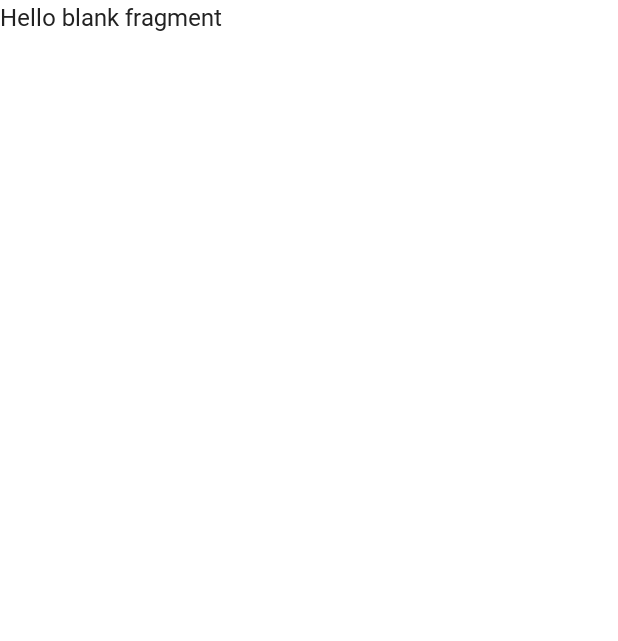
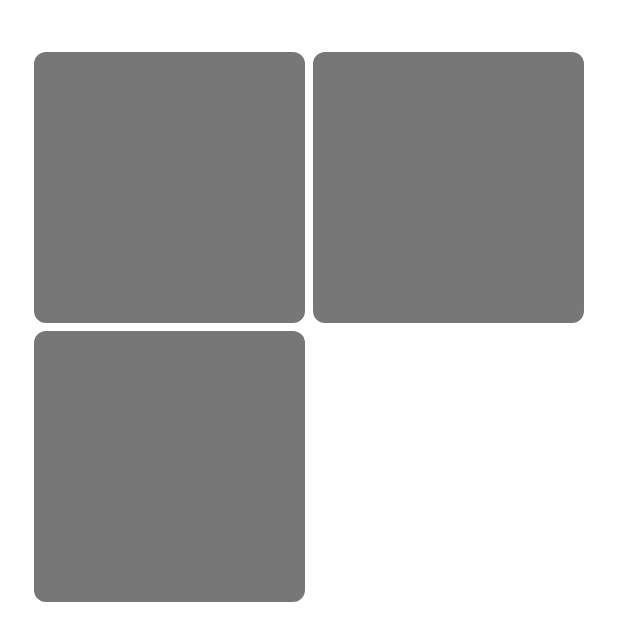
Before and after one commit to Favor-Gift-Reminder/Favor-Android2, an Android app: the layout fragment_search_gift.xml on its own in the app's theme, with its tools: preview values and no code run, on a phone screen of 412 x 824 dp. Shown: the top 641 px of the screen. Run offline under Robolectric (Android 15) with nearby library versions, the phone set to English and light mode, and no system bars.

Commit message:
Feat. FragmentSearchGift 구성

```diff
--- a/app/src/main/res/layout/fragment_search_gift.xml
+++ b/app/src/main/res/layout/fragment_search_gift.xml
@@ -1,14 +1,20 @@
 <?xml version="1.0" encoding="utf-8"?>
-<FrameLayout xmlns:android="http://schemas.android.com/apk/res/android"
+<LinearLayout xmlns:android="http://schemas.android.com/apk/res/android"
+    xmlns:app="http://schemas.android.com/apk/res-auto"
     xmlns:tools="http://schemas.android.com/tools"
     android:layout_width="match_parent"
     android:layout_height="match_parent"
+    android:orientation="vertical"
+    android:paddingHorizontal="20dp"
     tools:context=".UI.Search.SearchGiftFragment">
 
-    <!-- TODO: Update blank fragment layout -->
-    <TextView
+    <androidx.recyclerview.widget.RecyclerView
         android:layout_width="match_parent"
         android:layout_height="match_parent"
-        android:text="@string/hello_blank_fragment" />
-
-</FrameLayout>
+        android:layout_margin="-2.5dp"
+        android:clipToPadding="false"
+        android:paddingVertical="32dp"
+        app:layoutManager="androidx.recyclerview.widget.GridLayoutManager"
+        app:spanCount="2"
+        tools:listitem="@layout/item_gift" />
+</LinearLayout>
```
